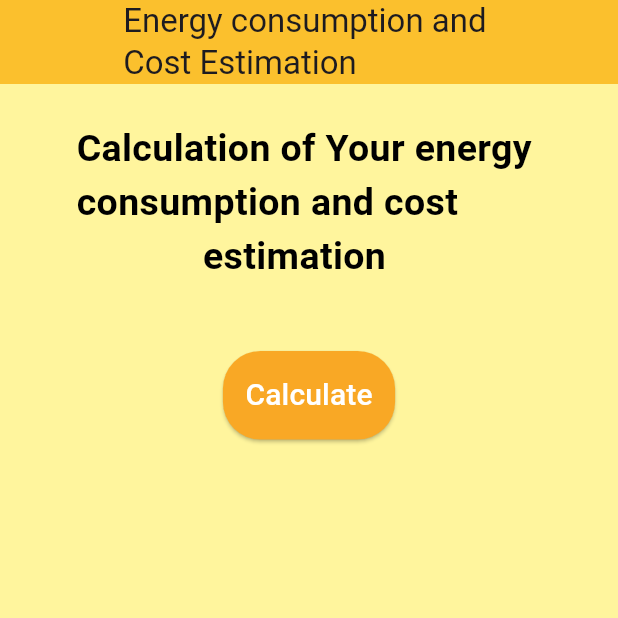
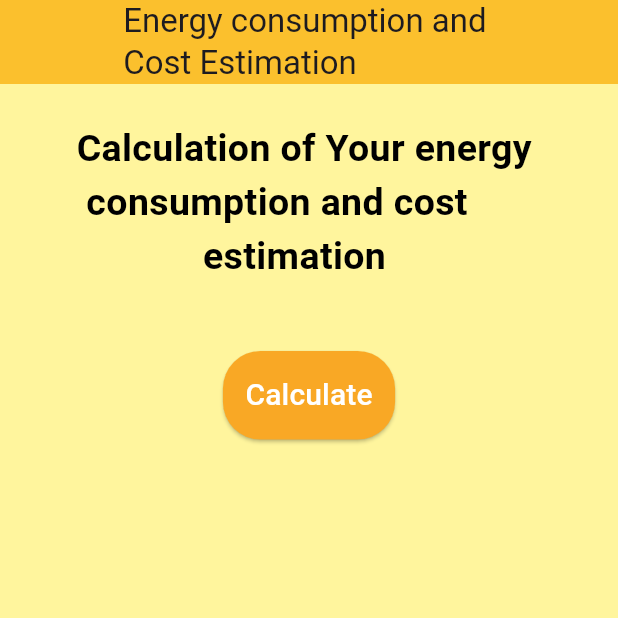
Before and after one commit to Samarth-Ad/MyEnergyApp, a Flutter app: the screen it shows after launch, on a phone screen of 412 x 824 dp, the top half of it. Run offline on Flutter 3.47's test engine with Material 3 defaults, Android fonts, the light colour scheme and no system bars.

Commit message:
calculation page

```diff
--- a/lib/pages/calculations.dart
+++ b/lib/pages/calculations.dart
@@ -50,7 +50,7 @@ class _calculationPageState extends State<calculationPage> {
             const Padding(
               padding: EdgeInsets.all(25.0),
               child: Center(
-                child: Text("Calculation of Your energy \nconsumption and cost \n             estimation",
+                child: Text("Calculation of Your energy \n consumption and cost \n             estimation",
                 style: TextStyle(fontSize: 25,fontWeight: FontWeight.bold,
                 color: Colors.black),
                 ),
```
